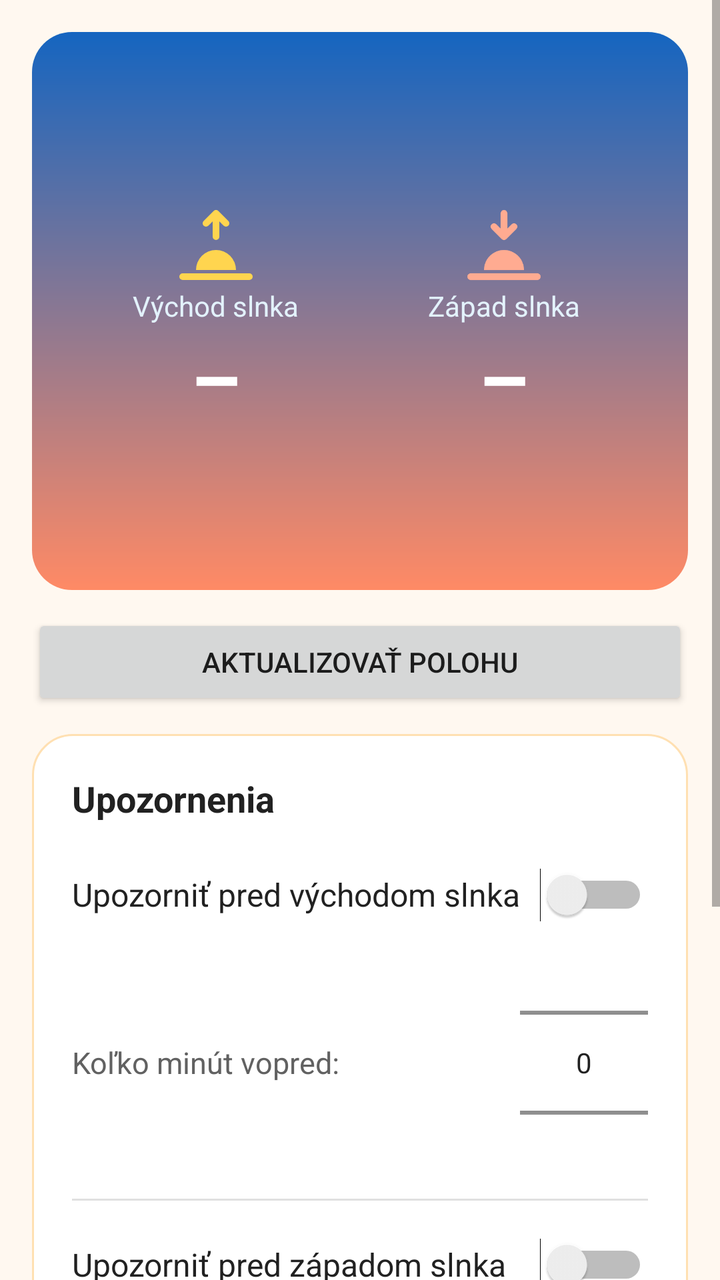
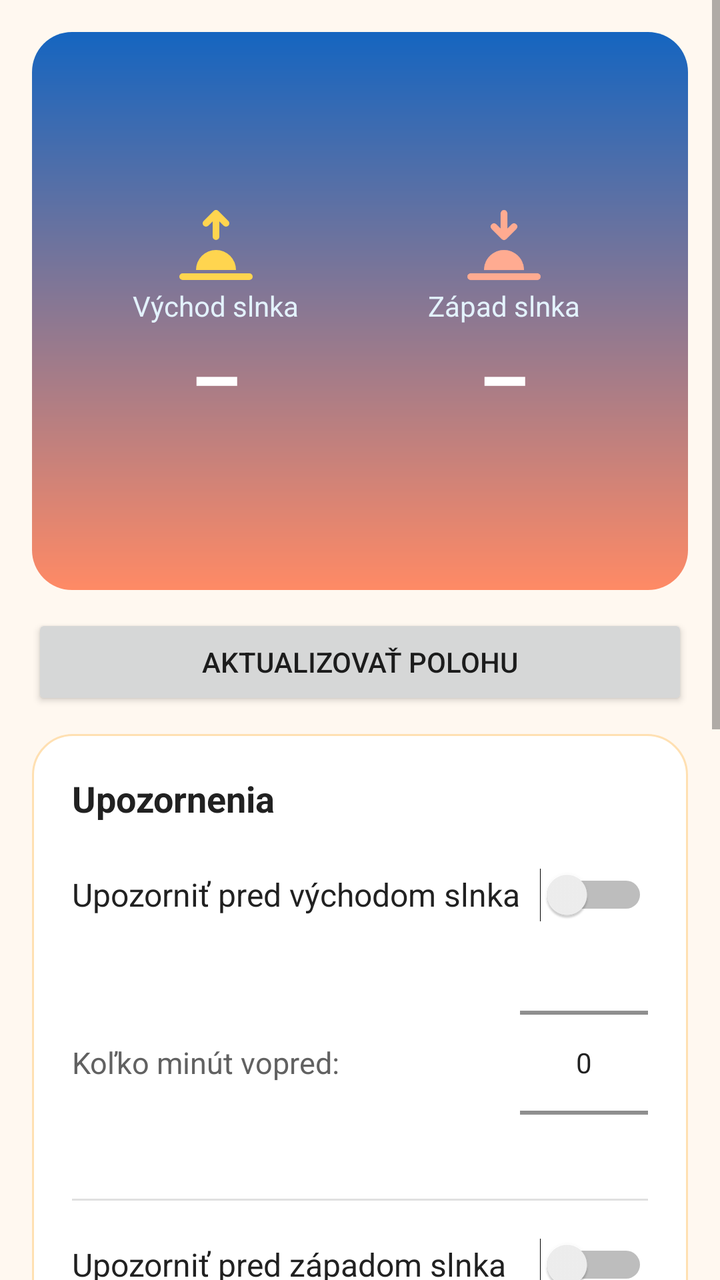

Compare the two renders of this Android layout. The source of the first and the diff that turns it into the second are given below.
<!-- AndroidManifest.xml: application theme AppTheme -->
<!-- res/layout/activity_main.xml -->
<?xml version="1.0" encoding="utf-8"?>
<ScrollView xmlns:android="http://schemas.android.com/apk/res/android"
    android:layout_width="match_parent"
    android:layout_height="match_parent"
    android:background="@color/bg"
    android:fillViewport="true">

    <LinearLayout
        android:layout_width="match_parent"
        android:layout_height="wrap_content"
        android:orientation="vertical"
        android:padding="16dp">

        
        <LinearLayout
            android:layout_width="match_parent"
            android:layout_height="wrap_content"
            android:background="@drawable/card_sky"
            android:orientation="vertical"
            android:padding="20dp">

            <TextView
                android:id="@+id/tvDate"
                android:layout_width="wrap_content"
                android:layout_height="wrap_content"
                android:textColor="#FFFFFF"
                android:textSize="18sp"
                android:textStyle="bold" />

            <TextView
                android:id="@+id/tvPlace"
                android:layout_width="wrap_content"
                android:layout_height="wrap_content"
                android:layout_marginTop="4dp"
                android:textColor="#E3F2FD"
                android:textSize="14sp" />

            <LinearLayout
                android:layout_width="match_parent"
                android:layout_height="wrap_content"
                android:layout_marginTop="20dp"
                android:orientation="horizontal">

                <LinearLayout
                    android:layout_width="0dp"
                    android:layout_height="wrap_content"
                    android:layout_weight="1"
                    android:gravity="center_horizontal"
                    android:orientation="vertical">

                    <ImageView
                        android:layout_width="40dp"
                        android:layout_height="40dp"
                        android:src="@drawable/ic_sunrise"
                        android:tint="#FFD54F"
                        android:contentDescription="@string/sunrise" />

                    <TextView
                        android:layout_width="wrap_content"
                        android:layout_height="wrap_content"
                        android:text="@string/sunrise"
                        android:textColor="#E3F2FD"
                        android:textSize="14sp" />

                    <TextView
                        android:id="@+id/tvSunrise"
                        android:layout_width="wrap_content"
                        android:layout_height="wrap_content"
                        android:text="–"
                        android:textColor="#FFFFFF"
                        android:textSize="40sp"
                        android:textStyle="bold" />
                </LinearLayout>

                <LinearLayout
                    android:layout_width="0dp"
                    android:layout_height="wrap_content"
                    android:layout_weight="1"
                    android:gravity="center_horizontal"
                    android:orientation="vertical">

                    <ImageView
                        android:layout_width="40dp"
                        android:layout_height="40dp"
                        android:src="@drawable/ic_sunset"
                        android:tint="#FFAB91"
                        android:contentDescription="@string/sunset" />

                    <TextView
                        android:layout_width="wrap_content"
                        android:layout_height="wrap_content"
                        android:text="@string/sunset"
                        android:textColor="#E3F2FD"
                        android:textSize="14sp" />

                    <TextView
                        android:id="@+id/tvSunset"
                        android:layout_width="wrap_content"
                        android:layout_height="wrap_content"
                        android:text="–"
                        android:textColor="#FFFFFF"
                        android:textSize="40sp"
                        android:textStyle="bold" />
                </LinearLayout>
            </LinearLayout>

            <TextView
                android:id="@+id/tvDayLength"
                android:layout_width="match_parent"
                android:layout_height="wrap_content"
                android:layout_marginTop="16dp"
                android:gravity="center_horizontal"
                android:textColor="#FFFFFF"
                android:textSize="15sp" />

            <TextView
                android:id="@+id/tvTomorrow"
                android:layout_width="match_parent"
                android:layout_height="wrap_content"
                android:layout_marginTop="4dp"
                android:gravity="center_horizontal"
                android:textColor="#E3F2FD"
                android:textSize="14sp" />
        </LinearLayout>

        <Button
            android:id="@+id/btnLocation"
            android:layout_width="match_parent"
            android:layout_height="wrap_content"
            android:layout_marginTop="12dp"
            android:text="@string/refresh_location" />

        
        <LinearLayout
            android:layout_width="match_parent"
            android:layout_height="wrap_content"
            android:layout_marginTop="12dp"
            android:background="@drawable/card_white"
            android:orientation="vertical"
            android:padding="20dp">

            <TextView
                android:layout_width="wrap_content"
                android:layout_height="wrap_content"
                android:text="@string/notifications"
                android:textColor="@color/text"
                android:textSize="18sp"
                android:textStyle="bold" />

            <Switch
                android:id="@+id/swRise"
                android:layout_width="match_parent"
                android:layout_height="wrap_content"
                android:layout_marginTop="12dp"
                android:minHeight="48dp"
                android:text="@string/notify_sunrise"
                android:textColor="@color/text"
                android:textSize="16sp" />

            <LinearLayout
                android:layout_width="match_parent"
                android:layout_height="wrap_content"
                android:gravity="center_vertical"
                android:orientation="horizontal">

                <TextView
                    android:layout_width="0dp"
                    android:layout_height="wrap_content"
                    android:layout_weight="1"
                    android:text="@string/minutes_before"
                    android:textColor="@color/text_secondary"
                    android:textSize="15sp" />

                <NumberPicker
                    android:id="@+id/npRise"
                    android:layout_width="wrap_content"
                    android:layout_height="120dp" />
            </LinearLayout>

            <View
                android:layout_width="match_parent"
                android:layout_height="1dp"
                android:layout_marginTop="8dp"
                android:layout_marginBottom="8dp"
                android:background="#E0E0E0" />

            <Switch
                android:id="@+id/swSet"
                android:layout_width="match_parent"
                android:layout_height="wrap_content"
                android:minHeight="48dp"
                android:text="@string/notify_sunset"
                android:textColor="@color/text"
                android:textSize="16sp" />

            <LinearLayout
                android:layout_width="match_parent"
                android:layout_height="wrap_content"
                android:gravity="center_vertical"
                android:orientation="horizontal">

                <TextView
                    android:layout_width="0dp"
                    android:layout_height="wrap_content"
                    android:layout_weight="1"
                    android:text="@string/minutes_before"
                    android:textColor="@color/text_secondary"
                    android:textSize="15sp" />

                <NumberPicker
                    android:id="@+id/npSet"
                    android:layout_width="wrap_content"
                    android:layout_height="120dp" />
            </LinearLayout>

            <TextView
                android:id="@+id/tvNext"
                android:layout_width="match_parent"
                android:layout_height="wrap_content"
                android:layout_marginTop="12dp"
                android:textColor="@color/accent_dark"
                android:textSize="14sp" />
        </LinearLayout>

        <Button
            android:id="@+id/btnTest"
            android:layout_width="match_parent"
            android:layout_height="wrap_content"
            android:layout_marginTop="12dp"
            android:text="@string/test_notification" />
    </LinearLayout>
</ScrollView>
<!-- resources referenced by this layout -->
<resources>
  <color name="accent_dark">#E65100</color>
  <color name="bg">#FFF8F0</color>
  <color name="text">#212121</color>
  <color name="text_secondary">#616161</color>
  <!-- drawable card_sky (drawable) -->
  <?xml version="1.0" encoding="utf-8"?>
  <shape xmlns:android="http://schemas.android.com/apk/res/android" android:shape="rectangle">
      <corners android:radius="20dp" />
      <gradient
          android:angle="270"
          android:startColor="#1565C0"
          android:endColor="#FF8A65" />
  </shape>
  <!-- drawable card_white (drawable) -->
  <?xml version="1.0" encoding="utf-8"?>
  <shape xmlns:android="http://schemas.android.com/apk/res/android" android:shape="rectangle">
      <corners android:radius="20dp" />
      <solid android:color="#FFFFFF" />
      <stroke android:width="1dp" android:color="#FFE0B2" />
  </shape>
  <!-- drawable ic_sunrise (drawable) -->
  <?xml version="1.0" encoding="utf-8"?>
  <vector xmlns:android="http://schemas.android.com/apk/res/android"
      android:width="24dp"
      android:height="24dp"
      android:viewportWidth="24"
      android:viewportHeight="24">
      <path
          android:fillColor="#FFFFFFFF"
          android:pathData="M6,19a6,6 0,0 1,12 0z" />
      <path
          android:strokeColor="#FFFFFFFF"
          android:strokeWidth="2"
          android:strokeLineCap="round"
          android:pathData="M2,21H22M12,2V9M12,2L9,5M12,2L15,5" />
  </vector>
  <!-- drawable ic_sunset (drawable) -->
  <?xml version="1.0" encoding="utf-8"?>
  <vector xmlns:android="http://schemas.android.com/apk/res/android"
      android:width="24dp"
      android:height="24dp"
      android:viewportWidth="24"
      android:viewportHeight="24">
      <path
          android:fillColor="#FFFFFFFF"
          android:pathData="M6,19a6,6 0,0 1,12 0z" />
      <path
          android:strokeColor="#FFFFFFFF"
          android:strokeWidth="2"
          android:strokeLineCap="round"
          android:pathData="M2,21H22M12,2V9M12,9L9,6M12,9L15,6" />
  </vector>
  <string name="minutes_before">Koľko minút vopred:</string>
  <string name="notifications">Upozornenia</string>
  <string name="notify_sunrise">Upozorniť pred východom slnka</string>
  <string name="notify_sunset">Upozorniť pred západom slnka</string>
  <string name="refresh_location">Aktualizovať polohu</string>
  <string name="sunrise">Východ slnka</string>
  <string name="sunset">Západ slnka</string>
  <string name="test_notification">Vyskúšať upozornenie</string>
  <style name="AppTheme" parent="android:Theme.Material.Light.DarkActionBar">
          <item name="android:colorPrimary">@color/primary</item>
          <item name="android:colorPrimaryDark">@color/primary_dark</item>
          <item name="android:colorAccent">@color/accent</item>
          <item name="android:windowBackground">@color/bg</item>
      </style>
  <color name="primary">#F57C00</color>
  <color name="primary_dark">#E65100</color>
  <color name="accent">#FB8C00</color>
</resources>

<!-- the commit's change to res/layout/activity_main.xml (unified diff, before → after) -->
@@ -222,6 +222,45 @@
                 android:textSize="14sp" />
         </LinearLayout>
 
+        
+        <LinearLayout
+            android:layout_width="match_parent"
+            android:layout_height="wrap_content"
+            android:layout_marginTop="12dp"
+            android:background="@drawable/card_white"
+            android:orientation="vertical"
+            android:padding="20dp">
+
+            <TextView
+                android:layout_width="wrap_content"
+                android:layout_height="wrap_content"
+                android:text="@string/sound"
+                android:textColor="@color/text"
+                android:textSize="18sp"
+                android:textStyle="bold" />
+
+            <TextView
+                android:layout_width="match_parent"
+                android:layout_height="wrap_content"
+                android:layout_marginTop="4dp"
+                android:text="@string/sound_desc"
+                android:textColor="@color/text_secondary"
+                android:textSize="14sp" />
+
+            <Button
+                android:id="@+id/btnPlayBell"
+                android:layout_width="match_parent"
+                android:layout_height="wrap_content"
+                android:layout_marginTop="8dp"
+                android:text="@string/play_bell" />
+
+            <Button
+                android:id="@+id/btnSound"
+                android:layout_width="match_parent"
+                android:layout_height="wrap_content"
+                android:text="@string/choose_sound" />
+        </LinearLayout>
+
         <Button
             android:id="@+id/btnTest"
             android:layout_width="match_parent"
<!-- resource entries referenced after the edit -->
@@ -52,11 +52,15 @@
           android:strokeLineCap="round"
           android:pathData="M2,21H22M12,2V9M12,9L9,6M12,9L15,6" />
   </vector>
+  <string name="choose_sound">Zmeniť zvuk upozornenia</string>
   <string name="minutes_before">Koľko minút vopred:</string>
   <string name="notifications">Upozornenia</string>
   <string name="notify_sunrise">Upozorniť pred východom slnka</string>
   <string name="notify_sunset">Upozorniť pred západom slnka</string>
+  <string name="play_bell">🔔 Prehrať zvonček</string>
   <string name="refresh_location">Aktualizovať polohu</string>
+  <string name="sound">Zvuk upozornenia</string>
+  <string name="sound_desc">Predvolený zvuk je zvonček. V nastaveniach si môžeš vybrať aj iný zvuk alebo vibrovanie.</string>
   <string name="sunrise">Východ slnka</string>
   <string name="sunset">Západ slnka</string>
   <string name="test_notification">Vyskúšať upozornenie</string>
